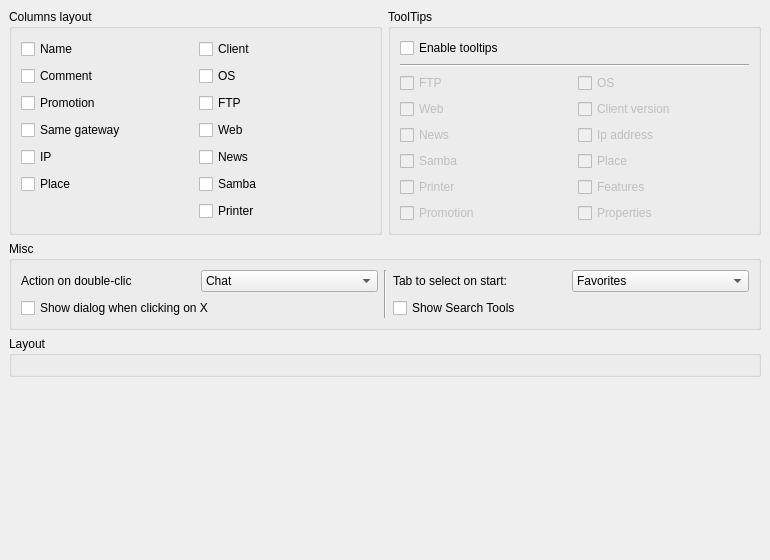
This is modules/mainui/rzxmainuiprop.ui in Fruneau/qRezix as Qt 5 draws it before an edit. The edited form follows.
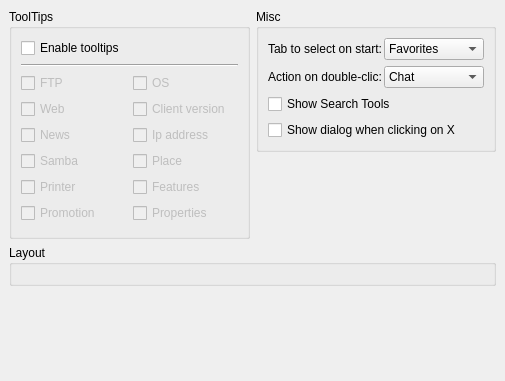
This is the edited form. Custom widgets are drawn as their Qt base class.

What changed in the file:
```diff
--- a/modules/mainui/rzxmainuiprop.ui
+++ b/modules/mainui/rzxmainuiprop.ui
@@ -8,8 +8,8 @@
    <rect>
     <x>0</x>
     <y>0</y>
-    <width>770</width>
-    <height>560</height>
+    <width>505</width>
+    <height>381</height>
    </rect>
   </property>
   <property name="windowTitle" >
@@ -22,7 +22,20 @@
    <property name="spacing" >
     <number>6</number>
    </property>
-   <item row="3" column="0" >
+   <item row="3" column="0" colspan="2" >
+    <spacer>
+     <property name="orientation" >
+      <enum>Qt::Vertical</enum>
+     </property>
+     <property name="sizeHint" >
+      <size>
+       <width>20</width>
+       <height>40</height>
+      </size>
+     </property>
+    </spacer>
+   </item>
+   <item row="1" column="1" >
     <spacer>
      <property name="orientation" >
       <enum>Qt::Vertical</enum>
@@ -53,7 +66,7 @@
      </layout>
     </widget>
    </item>
-   <item row="1" column="0" colspan="2" >
+   <item row="0" column="1" >
     <widget class="QGroupBox" name="groupMisc" >
      <property name="title" >
       <string>Misc</string>
@@ -65,24 +78,7 @@
       <property name="spacing" >
        <number>6</number>
       </property>
-      <item rowspan="2" row="0" column="1" >
-       <widget class="Line" name="line" >
-        <property name="orientation" >
-         <enum>Qt::Vertical</enum>
-        </property>
-       </widget>
-      </item>
-      <item row="1" column="2" >
-       <widget class="QCheckBox" name="cbSearch" >
-        <property name="whatsThis" >
-         <string>&lt;h3>Search&lt;/h3>&lt;p>Do you want to see the search tool ?&lt;/p></string>
-        </property>
-        <property name="text" >
-         <string>Show Search Tools</string>
-        </property>
-       </widget>
-      </item>
-      <item row="1" column="0" >
+      <item row="3" column="0" >
        <widget class="QCheckBox" name="cbQuit" >
         <property name="whatsThis" >
          <string>&lt;h3>Quitting dialog&lt;/h3>&lt;p>Enable/disable the dialog box which is displayed when you close the qRezix's main window&lt;/p></string>
@@ -92,7 +88,17 @@
         </property>
        </widget>
       </item>
-      <item row="0" column="0" >
+      <item row="2" column="0" >
+       <widget class="QCheckBox" name="cbSearch" >
+        <property name="whatsThis" >
+         <string>&lt;h3>Search&lt;/h3>&lt;p>Do you want to see the search tool ?&lt;/p></string>
+        </property>
+        <property name="text" >
+         <string>Show Search Tools</string>
+        </property>
+       </widget>
+      </item>
+      <item row="1" column="0" >
        <layout class="QHBoxLayout" >
         <property name="margin" >
          <number>0</number>
@@ -103,7 +109,7 @@
         <item>
          <widget class="QLabel" name="lblDblClic" >
           <property name="text" >
-           <string>Action on double-clic</string>
+           <string>Action on double-clic:</string>
           </property>
           <property name="buddy" >
            <cstring>cmdDoubleClic</cstring>
@@ -129,7 +135,7 @@
         </item>
        </layout>
       </item>
-      <item row="0" column="2" >
+      <item row="0" column="0" >
        <layout class="QHBoxLayout" >
         <property name="margin" >
          <number>0</number>
@@ -172,7 +178,7 @@
      </layout>
     </widget>
    </item>
-   <item row="0" column="1" >
+   <item rowspan="2" row="0" column="0" >
     <widget class="QGroupBox" name="grpToolTips" >
      <property name="whatsThis" >
       <string>&lt;h3>ToolTips&lt;/h3>&lt;p>ToolTips are little windows that appears when you </string>
@@ -336,115 +342,6 @@
      </layout>
     </widget>
    </item>
-   <item row="0" column="0" >
-    <widget class="QGroupBox" name="groupColumn" >
-     <property name="whatsThis" >
-      <string>&lt;h3>Columns layout&lt;/h3>&lt;p>Choose the columns you want to see...&lt;/p></string>
-     </property>
-     <property name="title" >
-      <string>Columns layout</string>
-     </property>
-     <layout class="QGridLayout" >
-      <property name="margin" >
-       <number>9</number>
-      </property>
-      <property name="spacing" >
-       <number>6</number>
-      </property>
-      <item row="0" column="0" >
-       <widget class="QCheckBox" name="cbcNom" >
-        <property name="text" >
-         <string>Name</string>
-        </property>
-       </widget>
-      </item>
-      <item row="2" column="1" >
-       <widget class="QCheckBox" name="cbcFTP" >
-        <property name="text" >
-         <string>FTP</string>
-        </property>
-       </widget>
-      </item>
-      <item row="1" column="1" >
-       <widget class="QCheckBox" name="cbcOS" >
-        <property name="text" >
-         <string>OS</string>
-        </property>
-       </widget>
-      </item>
-      <item row="0" column="1" >
-       <widget class="QCheckBox" name="cbcClient" >
-        <property name="text" >
-         <string>Client</string>
-        </property>
-       </widget>
-      </item>
-      <item row="3" column="1" >
-       <widget class="QCheckBox" name="cbcHTTP" >
-        <property name="text" >
-         <string>Web</string>
-        </property>
-       </widget>
-      </item>
-      <item row="1" column="0" >
-       <widget class="QCheckBox" name="cbcRemarque" >
-        <property name="text" >
-         <string>Comment</string>
-        </property>
-       </widget>
-      </item>
-      <item row="2" column="0" >
-       <widget class="QCheckBox" name="cbcPromo" >
-        <property name="text" >
-         <string>Promotion</string>
-        </property>
-       </widget>
-      </item>
-      <item row="3" column="0" >
-       <widget class="QCheckBox" name="cbcGateway" >
-        <property name="text" >
-         <string>Same gateway</string>
-        </property>
-       </widget>
-      </item>
-      <item row="4" column="0" >
-       <widget class="QCheckBox" name="cbcIP" >
-        <property name="text" >
-         <string>IP</string>
-        </property>
-       </widget>
-      </item>
-      <item row="5" column="0" >
-       <widget class="QCheckBox" name="cbcResal" >
-        <property name="text" >
-         <string>Place</string>
-        </property>
-       </widget>
-      </item>
-      <item row="4" column="1" >
-       <widget class="QCheckBox" name="cbcNews" >
-        <property name="text" >
-         <string>News</string>
-        </property>
-       </widget>
-      </item>
-      <item row="5" column="1" >
-       <widget class="QCheckBox" name="cbcSamba" >
-        <property name="text" >
-         <string>Samba</string>
-        </property>
-       </widget>
-      </item>
-      <item row="6" column="1" >
-       <widget class="QCheckBox" name="cbcPrinter" >
-        <property name="text" >
-         <string>Printer</string>
-        </property>
-       </widget>
-      </item>
-     </layout>
-    </widget>
-   </item>
   </layout>
  </widget>
  <pixmapfunction></pixmapfunction>
```
